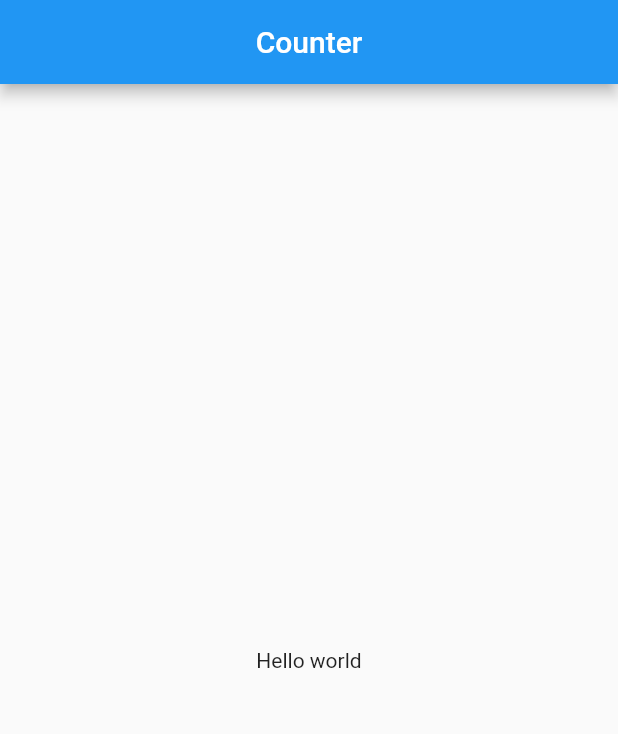
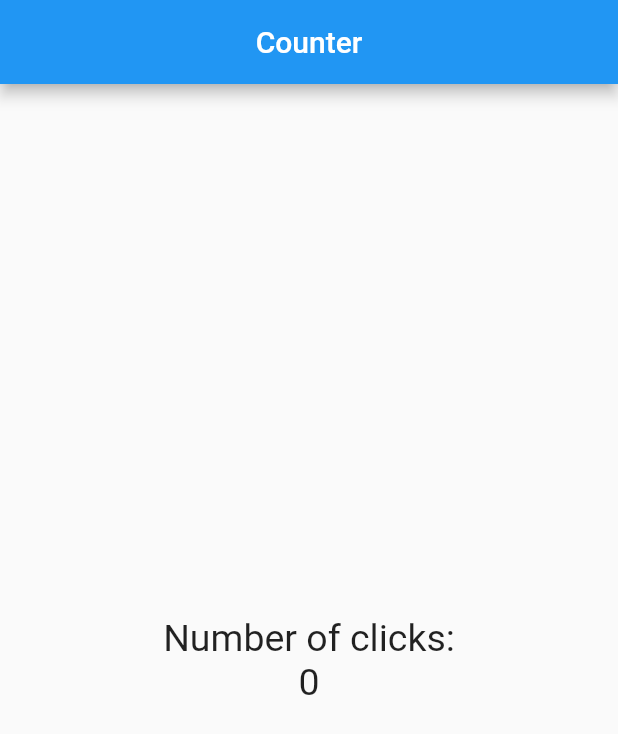
Before and after one commit to dtlucho/flutter_counter, a Flutter app: the screen it shows after launch, on a phone screen of 412 x 824 dp. Shown: the top 734 px of the screen. Run offline on Flutter 3.47's test engine with Material 2 defaults, Android fonts, the phone set to English and light mode, and no system bars.

Commit message:
Adding main structure and text style

```diff
--- a/lib/src/app.dart
+++ b/lib/src/app.dart
@@ -6,7 +6,7 @@ class MyApp extends StatelessWidget {
 
   @override
   Widget build(BuildContext context) {
-    return const MaterialApp(
+    return MaterialApp(
       home: Center(
         child: HomePage(),
       ),
--- a/lib/src/views/home_page.dart
+++ b/lib/src/views/home_page.dart
@@ -1,7 +1,7 @@
 import 'package:flutter/material.dart';
 
 class HomePage extends StatelessWidget {
-  const HomePage({Key? key}) : super(key: key);
+  final TextStyle textStyle = const TextStyle(fontSize: 25.0);
 
   @override
   Widget build(BuildContext context) {
@@ -10,8 +10,20 @@ class HomePage extends StatelessWidget {
         title: const Text('Counter'),
         centerTitle: true,
       ),
-      body: const Center(
-        child: Text('Hello world'),
+      body: Center(
+        child: Column(
+          mainAxisAlignment: MainAxisAlignment.center,
+          children: <Widget>[
+            Text(
+              'Number of clicks:',
+              style: textStyle,
+            ),
+            Text(
+              '0',
+              style: textStyle,
+            ),
+          ],
+        ),
       ),
     );
   }
```
